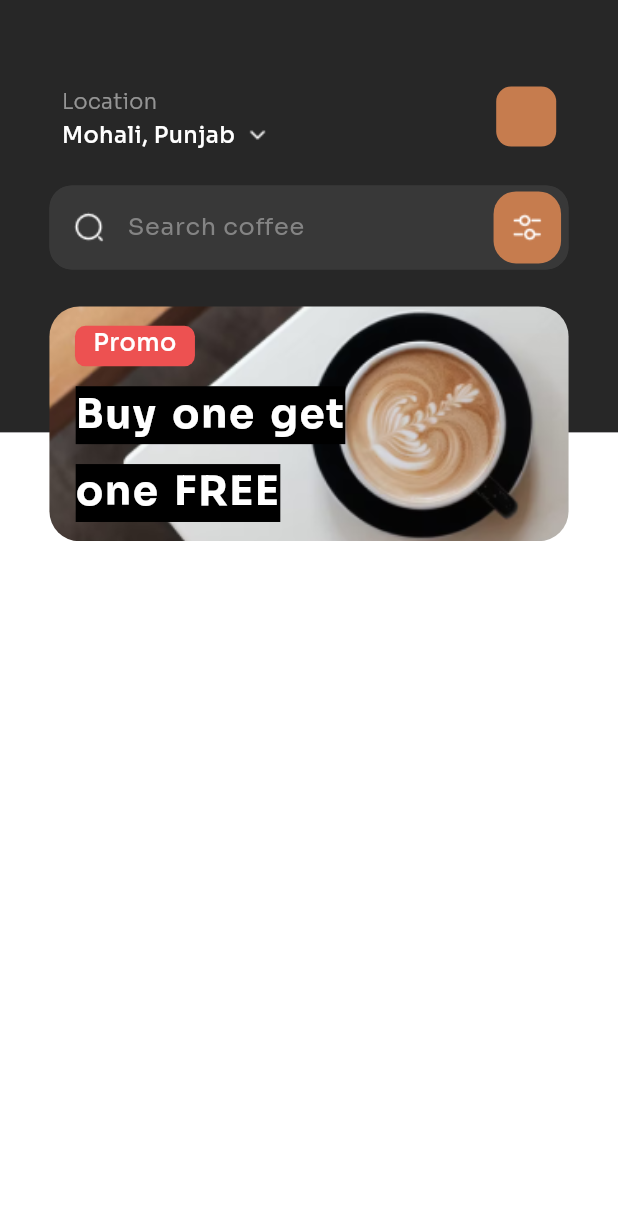
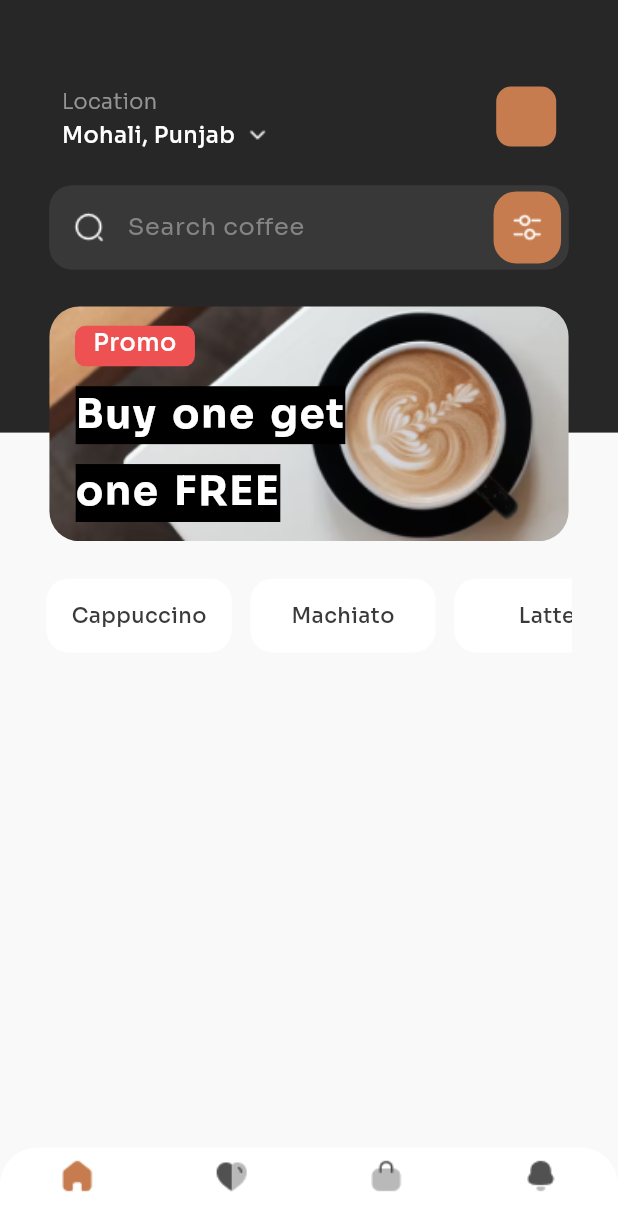
Before and after one commit to VOLTAR99/Assignment2, a Flutter app: the HomeScreen screen opened directly, on a phone screen of 412 x 824 dp. Shown: the top 1231 px of the screen. Run offline on Flutter 3.47's test engine with Material 3 defaults, Android fonts, the phone set to English and light mode, and no system bars.

Commit message:
Updated HomePage: Added List and Bottom Navigation Bar

```diff
--- a/assignment2/lib/homepage.dart
+++ b/assignment2/lib/homepage.dart
@@ -9,12 +9,60 @@ class HomeScreen extends StatefulWidget {
 
 class _HomeScreenState extends State<HomeScreen> {
   final textController = TextEditingController();
+  List<String> coffeeTypes = ['Cappuccino', 'Machiato', 'Latte', 'Americano'];
+  List<Color> coffeeColors = List.generate(4, (index) => Colors.white);
+  int selectedIndex = -1;
+  int _selectedPageIndex = 0;
+
+  void toggleSelectedIndex(int index) {
+    setState(() {
+      if (selectedIndex == index) {
+        selectedIndex = -1;
+      } else {
+        selectedIndex = index;
+      }
+    });
+  }
+  void _selectPage(int index) {
+    setState(() {
+      _selectedPageIndex = index;
+    });
+  }
 
   @override
   Widget build(BuildContext context) {
     final Height = MediaQuery.of(context).size.height;
     final Width = MediaQuery.of(context).size.width;
     return Scaffold(
+      backgroundColor: const Color(0xFFF9F9F9) ,
+      bottomNavigationBar: ClipRRect(
+        borderRadius: BorderRadius.only(
+          topLeft: Radius.circular(25),
+          topRight: Radius.circular(25),
+        ),
+        child: BottomNavigationBar(
+          type: BottomNavigationBarType.fixed,
+          elevation: 0,
+          backgroundColor: Colors.white,
+          selectedItemColor: const Color(0xFFC67C4E),
+          unselectedItemColor: const Color.fromARGB(255, 81, 81, 81),
+          onTap: _selectPage,
+          currentIndex: _selectedPageIndex,
+          items: [
+            BottomNavigationBarItem(
+                icon: ImageIcon(AssetImage('assets/icons/Home.png')),
+                label: ''),
+            BottomNavigationBarItem(
+                icon: ImageIcon(AssetImage('assets/icons/Heart.png')),
+                label: ''),
+            BottomNavigationBarItem(
+                icon: ImageIcon(AssetImage('assets/icons/Bag.png')), label: ''),
+            BottomNavigationBarItem(
+                icon: ImageIcon(AssetImage('assets/icons/Notification.png')),
+                label: ''),
+          ],
+        ),
+      ),
       resizeToAvoidBottomInset: false,
       body: Stack(
         children: [
@@ -24,11 +72,6 @@ class _HomeScreenState extends State<HomeScreen> {
                   height: Height * 0.35,
                   width: Width,
                   color: const Color.fromARGB(255, 39, 39, 39)),
-              Container(
-                height: Height * 0.65,
-                width: Width,
-                color: Colors.white,
-              )
             ],
           ),
           Column(
@@ -206,6 +249,54 @@ class _HomeScreenState extends State<HomeScreen> {
                     ),
                   ),
                 ),
+              ),
+              Padding(
+                padding: EdgeInsets.only(
+                    top: Height * 0.03,
+                    left: Width * 0.07,
+                    right: Width * 0.07),
+                child: Container(
+                  height: Height * 0.06,
+                  width: Width * 0.85,
+                  child: ListView.separated(
+                    scrollDirection: Axis.horizontal,
+                    itemCount: coffeeTypes.length,
+                    separatorBuilder: (context, index) => SizedBox(
+                      width: Width * 0.03,
+                    ),
+                    itemBuilder: (BuildContext context, int index) {
+                      return GestureDetector(
+                        onTap: () {
+                          setState(() {
+                            toggleSelectedIndex(index);
+                          });
+                        },
+                        child: Container(
+                          height: Height * 0.06,
+                          width: Width * 0.30,
+                          decoration: BoxDecoration(
+                            borderRadius: BorderRadius.circular(15),
+                            color: selectedIndex == index
+                                ? Color(0xFFC67C4E)
+                                : Colors.white,
+                          ),
+                          child: Center(
+                            child: Text(
+                              coffeeTypes[index],
+                              style: TextStyle(
+                                color: selectedIndex == index
+                                    ? Colors.white
+                                    : const Color.fromARGB(255, 58, 58, 58),
+                                fontFamily: 'SoraMedium',
+                                fontSize: 14,
+                              ),
+                            ),
+                          ),
+                        ),
+                      );
+                    },
+                  ),
+                ),
               )
             ],
           ),
```
